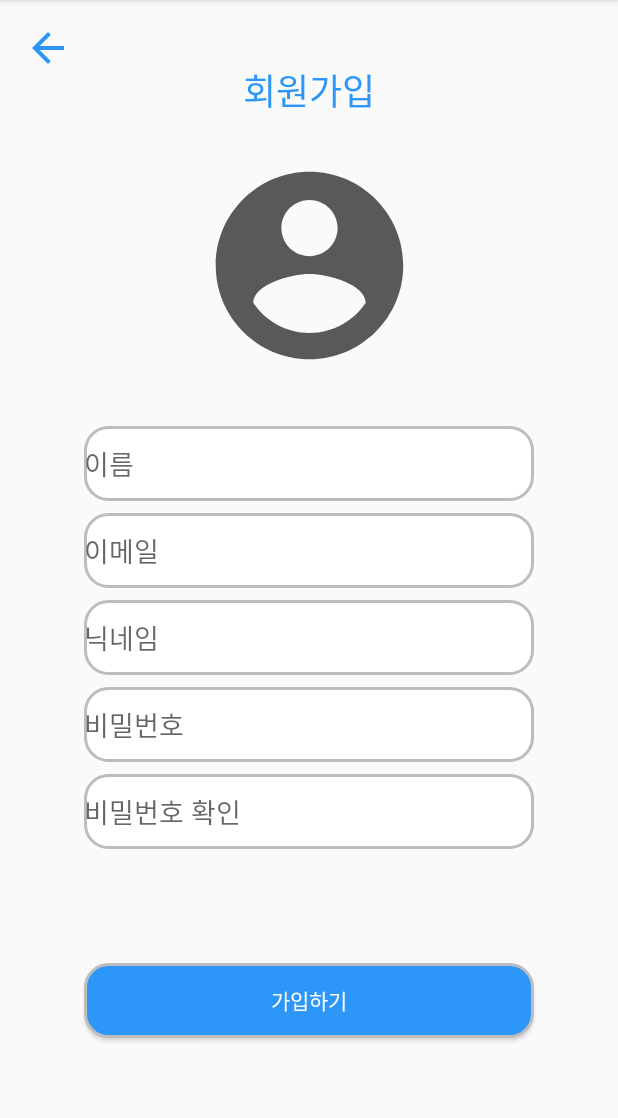
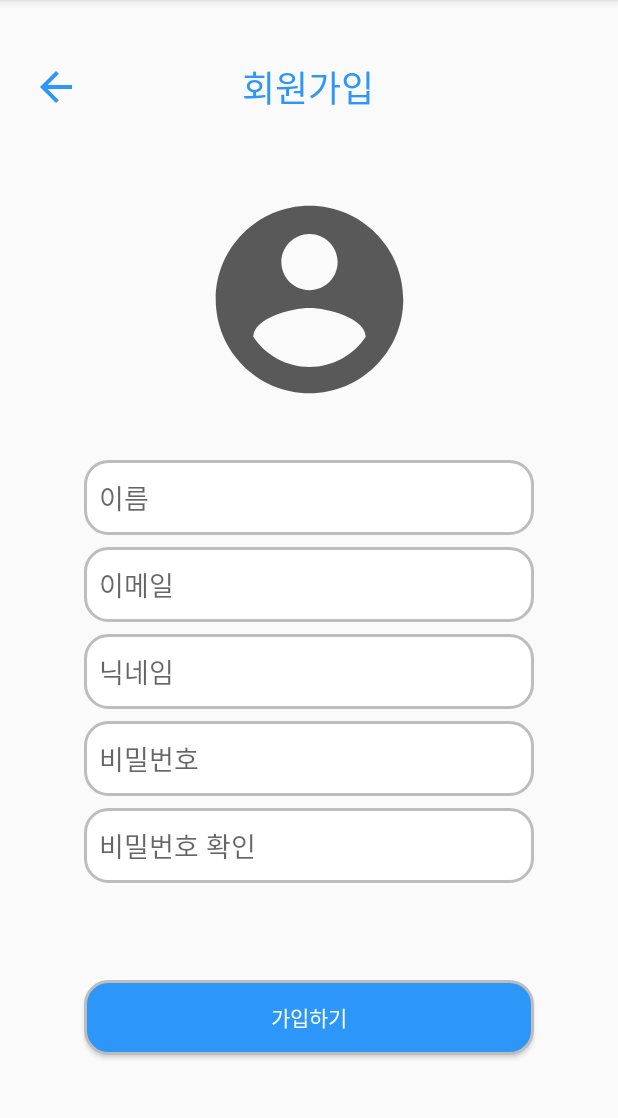
Before and after one commit to Rabbitg/hourglass, an Android app: the screen it shows after launch (RegisterActivity), after a tap on "회원가입", on a phone screen of 412 x 824 dp, the part 84-1202 px from its top. Run offline under Robolectric (Android 15) with nearby library versions, the phone set to English and light mode, and no system bars; our stand-ins replace CircleImageView, Firebase (no records; nobody signed in at launch, a user with empty details on screens opened directly).

Commit message:
fragment finish

```diff
--- a/app/src/main/AndroidManifest.xml
+++ b/app/src/main/AndroidManifest.xml
@@ -11,7 +11,8 @@
         android:theme="@style/AppTheme">
         <activity android:name=".Login.LauncherActivity">
             <intent-filter>
-                <action android:name="android.intent.action.MAIN" />
+                <action android:name="android.intent.action.MAIN"
+                    />
 
                 <category android:name="android.intent.category.LAUNCHER" />
             </intent-filter>
--- a/app/src/main/java/com/timeattack/hourglass/Fragment/HomeFragment.kt
+++ b/app/src/main/java/com/timeattack/hourglass/Fragment/HomeFragment.kt
@@ -1,11 +1,15 @@
 package com.timeattack.hourglass.Fragment
 
 import android.os.Bundle
-import androidx.fragment.app.Fragment
 import android.view.LayoutInflater
 import android.view.View
 import android.view.ViewGroup
+import androidx.activity.OnBackPressedCallback
+import androidx.fragment.app.Fragment
+import androidx.fragment.app.FragmentManager
 import com.timeattack.hourglass.R
+
+
 
 // TODO: Rename parameter arguments, choose names that match
 // the fragment initialization parameters, e.g. ARG_ITEM_NUMBER
@@ -28,6 +32,11 @@ class HomeFragment : Fragment() {
             param1 = it.getString(ARG_PARAM1)
             param2 = it.getString(ARG_PARAM2)
         }
+
+        // 프래그먼트 종료 시킬 때
+        val fragmentManager: FragmentManager = activity!!.supportFragmentManager
+        fragmentManager.beginTransaction().remove(this@HomeFragment).commit()
+        fragmentManager.popBackStack()
     }
 
     override fun onCreateView(
@@ -36,7 +45,9 @@ class HomeFragment : Fragment() {
     ): View? {
         // Inflate the layout for this fragment
         return inflater.inflate(R.layout.fragment_home, container, false)
+
     }
+
 
     companion object {
         /**
--- a/app/src/main/java/com/timeattack/hourglass/Fragment/PeopleFragment.kt
+++ b/app/src/main/java/com/timeattack/hourglass/Fragment/PeopleFragment.kt
@@ -5,6 +5,7 @@ import androidx.fragment.app.Fragment
 import android.view.LayoutInflater
 import android.view.View
 import android.view.ViewGroup
+import androidx.fragment.app.FragmentManager
 import com.timeattack.hourglass.R
 
 // TODO: Rename parameter arguments, choose names that match
@@ -28,6 +29,10 @@ class PeopleFragment : Fragment() {
             param1 = it.getString(ARG_PARAM1)
             param2 = it.getString(ARG_PARAM2)
         }
+        // 프래그먼트 종료 시킬 때
+        val fragmentManager: FragmentManager = activity!!.supportFragmentManager
+        fragmentManager.beginTransaction().remove(this@PeopleFragment).commit()
+        fragmentManager.popBackStack()
     }
 
     override fun onCreateView(
--- a/app/src/main/java/com/timeattack/hourglass/Fragment/SettingsFragment.kt
+++ b/app/src/main/java/com/timeattack/hourglass/Fragment/SettingsFragment.kt
@@ -5,6 +5,8 @@ import androidx.fragment.app.Fragment
 import android.view.LayoutInflater
 import android.view.View
 import android.view.ViewGroup
+import android.widget.Toast
+import androidx.fragment.app.FragmentManager
 import com.timeattack.hourglass.R
 
 // TODO: Rename parameter arguments, choose names that match
@@ -21,13 +23,17 @@ class SettingsFragment : Fragment() {
     // TODO: Rename and change types of parameters
     private var param1: String? = null
     private var param2: String? = null
-
+    private var lastTimeBackPressed:Long=-1500
     override fun onCreate(savedInstanceState: Bundle?) {
         super.onCreate(savedInstanceState)
         arguments?.let {
             param1 = it.getString(ARG_PARAM1)
             param2 = it.getString(ARG_PARAM2)
         }
+        // 프래그먼트 종료 시킬 때
+        val fragmentManager: FragmentManager = activity!!.supportFragmentManager
+        fragmentManager.beginTransaction().remove(this@SettingsFragment).commit()
+        fragmentManager.popBackStack()
     }
 
     override fun onCreateView(
@@ -37,6 +43,7 @@ class SettingsFragment : Fragment() {
         // Inflate the layout for this fragment
         return inflater.inflate(R.layout.fragment_settings, container, false)
     }
+
 
     companion object {
         /**
--- a/app/src/main/java/com/timeattack/hourglass/Login/LoginActivity.kt
+++ b/app/src/main/java/com/timeattack/hourglass/Login/LoginActivity.kt
@@ -1,6 +1,7 @@
 package com.timeattack.hourglass.Login
 
 import android.content.Intent
+import android.content.pm.ActivityInfo
 import androidx.appcompat.app.AppCompatActivity
 import android.os.Bundle
 import android.util.Log
--- a/app/src/main/java/com/timeattack/hourglass/MainActivity.kt
+++ b/app/src/main/java/com/timeattack/hourglass/MainActivity.kt
@@ -1,8 +1,8 @@
 package com.timeattack.hourglass
 
 import android.content.Intent
+import android.os.Bundle
 import androidx.appcompat.app.AppCompatActivity
-import android.os.Bundle
 import androidx.fragment.app.Fragment
 import com.google.firebase.auth.FirebaseAuth
 import com.timeattack.hourglass.Fragment.HomeFragment
@@ -11,10 +11,13 @@ import com.timeattack.hourglass.Fragment.SettingsFragment
 import com.timeattack.hourglass.Login.LoginActivity
 import kotlinx.android.synthetic.main.activity_main.*
 
+
 class MainActivity : AppCompatActivity() {
 
     private lateinit var auth: FirebaseAuth
-    private val TAG : String = "MainActivity"
+    private val TAG: String = "MainActivity"
+    private final var FINISH_INTERVAL_TIME: Long = 2000
+    private var backPressedTime: Long = 0
 
     override fun onCreate(savedInstanceState: Bundle?) {
         super.onCreate(savedInstanceState)
@@ -22,26 +25,27 @@ class MainActivity : AppCompatActivity() {
         // Firebase
         auth = FirebaseAuth.getInstance()
 
+
         // 하단메뉴바
         title = resources.getString(R.string.home)
         loadFragment(HomeFragment())
 
         navigationView.setOnNavigationItemSelectedListener {
-            when(it.itemId){
-                R.id.navigation_home-> {
-                    title=resources.getString(R.string.home)
+            when (it.itemId) {
+                R.id.navigation_home -> {
+                    title = resources.getString(R.string.home)
                     loadFragment(HomeFragment())
                     return@setOnNavigationItemSelectedListener true
                 }
 
-                R.id.navigation_people-> {
-                    title=resources.getString(R.string.people)
+                R.id.navigation_people -> {
+                    title = resources.getString(R.string.people)
                     loadFragment(PeopleFragment())
                     return@setOnNavigationItemSelectedListener true
                 }
 
-                R.id.navigation_view-> {
-                    title=resources.getString(R.string.settings)
+                R.id.navigation_view -> {
+                    title = resources.getString(R.string.settings)
                     loadFragment(SettingsFragment())
                     return@setOnNavigationItemSelectedListener true
                 }
@@ -52,7 +56,7 @@ class MainActivity : AppCompatActivity() {
         // 로그아웃
         bt_logout.setOnClickListener {
             auth.signOut()
-            val intent = Intent(this,LoginActivity::class.java)
+            val intent = Intent(this, LoginActivity::class.java)
             startActivity(intent)
             finish()
         }
@@ -66,4 +70,7 @@ class MainActivity : AppCompatActivity() {
         transaction.addToBackStack(null)
         transaction.commit()
     }
+
+
+
 }
--- a/app/src/main/res/layout/activity_login.xml
+++ b/app/src/main/res/layout/activity_login.xml
@@ -24,6 +24,7 @@
         android:layout_width="205dp"
         android:layout_height="52dp"
         android:background="@drawable/radius"
+        android:padding="10dp"
         android:gravity="start|center"
         android:hint="@string/id"
         android:inputType="textEmailAddress"
@@ -84,6 +85,7 @@
         android:layout_marginTop="24dp"
         android:background="@drawable/radius"
         android:gravity="start|center"
+        android:padding="10dp"
         android:hint="@string/password"
         android:inputType="textPassword"
         android:textAlignment="viewStart"
@@ -124,42 +126,42 @@
         android:layout_width="wrap_content"
         android:layout_height="wrap_content"
         android:orientation="vertical"
-        app:layout_constraintGuide_begin="94dp" />
+        app:layout_constraintGuide_percent="0.22871046" />
 
     <androidx.constraintlayout.widget.Guideline
         android:id="@+id/guideline2"
         android:layout_width="wrap_content"
         android:layout_height="wrap_content"
         android:orientation="vertical"
-        app:layout_constraintGuide_end="93dp" />
+        app:layout_constraintGuide_percent="0.77372265" />
 
     <androidx.constraintlayout.widget.Guideline
         android:id="@+id/guideline3"
         android:layout_width="wrap_content"
         android:layout_height="wrap_content"
         android:orientation="horizontal"
-        app:layout_constraintGuide_begin="305dp" />
+        app:layout_constraintGuide_percent="0.41723666" />
 
     <androidx.constraintlayout.widget.Guideline
         android:id="@+id/guideline4"
         android:layout_width="wrap_content"
         android:layout_height="wrap_content"
         android:orientation="horizontal"
-        app:layout_constraintGuide_end="181dp" />
+        app:layout_constraintGuide_percent="0.75239396" />
 
     <androidx.constraintlayout.widget.Guideline
         android:id="@+id/guideline5"
         android:layout_width="wrap_content"
         android:layout_height="wrap_content"
         android:orientation="horizontal"
-        app:layout_constraintGuide_end="265dp" />
+        app:layout_constraintGuide_percent="0.63885087" />
 
     <androidx.constraintlayout.widget.Guideline
         android:id="@+id/guideline6"
         android:layout_width="wrap_content"
         android:layout_height="wrap_content"
         android:orientation="horizontal"
-        app:layout_constraintGuide_end="222dp" />
+        app:layout_constraintGuide_percent="0.6976744" />
 
 
 </androidx.constraintlayout.widget.ConstraintLayout>
--- a/app/src/main/res/layout/activity_main.xml
+++ b/app/src/main/res/layout/activity_main.xml
@@ -22,6 +22,7 @@
             app:itemTextColor="@color/white"
             app:menu="@menu/bottom_navigation_menu"
             />
+
     </FrameLayout>
 
     <TextView
--- a/app/src/main/res/layout/activity_register.xml
+++ b/app/src/main/res/layout/activity_register.xml
@@ -7,18 +7,19 @@
     tools:context=".Login.RegisterActivity">
     <!-- 공백 주석임
               &#160;&#160;&#160; -->
+
     <TextView
         android:id="@+id/textView"
         android:layout_width="wrap_content"
         android:layout_height="wrap_content"
-        android:layout_marginTop="50dp"
         android:text="@string/registerTextView"
         android:textColor="@color/colorBlue"
         android:textSize="24sp"
-        app:layout_constraintBottom_toTopOf="@+id/selectPhoto_button_register"
-        app:layout_constraintEnd_toEndOf="parent"
-        app:layout_constraintStart_toStartOf="parent"
-        app:layout_constraintTop_toTopOf="parent" />
+        app:layout_constraintBottom_toTopOf="@+id/guideline8"
+        app:layout_constraintEnd_toStartOf="@+id/guideline10"
+        app:layout_constraintHorizontal_bias="0.498"
+        app:layout_constraintStart_toStartOf="@+id/guideline11"
+        app:layout_constraintTop_toTopOf="@+id/guideline12" />
 
     <de.hdodenhof.circleimageview.CircleImageView
         android:id="@+id/selectPhoto_imageview_register"
@@ -34,105 +35,96 @@
         android:id="@+id/selectPhoto_button_register"
         android:layout_width="150dp"
         android:layout_height="150dp"
-        android:layout_marginTop="24dp"
-        android:layout_marginBottom="524dp"
-        app:layout_constraintBottom_toBottomOf="parent"
-        app:layout_constraintEnd_toEndOf="parent"
-        app:layout_constraintStart_toStartOf="parent"
-        app:layout_constraintTop_toBottomOf="@+id/textView"
+        app:layout_constraintBottom_toTopOf="@+id/guideline9"
+        app:layout_constraintEnd_toStartOf="@+id/guideline10"
+        app:layout_constraintHorizontal_bias="0.501"
+        app:layout_constraintStart_toStartOf="@+id/guideline11"
+        app:layout_constraintTop_toTopOf="@+id/guideline8"
         app:srcCompat="@drawable/account" />
 
     <EditText
         android:id="@+id/nameRegisterEtv"
         android:layout_width="300dp"
         android:layout_height="50dp"
-        android:layout_marginStart="70dp"
-        android:layout_marginTop="32dp"
-        android:layout_marginEnd="70dp"
         android:background="@drawable/radius"
         android:gravity="start|center"
         android:hint="@string/name"
         android:inputType="textPersonName"
         android:textAlignment="viewStart"
         android:typeface="sans"
-        app:layout_constraintEnd_toEndOf="parent"
-        app:layout_constraintStart_toStartOf="parent"
-        app:layout_constraintTop_toBottomOf="@+id/selectPhoto_button_register" />
+        android:padding="10dp"
+        app:layout_constraintEnd_toStartOf="@+id/guideline10"
+        app:layout_constraintStart_toStartOf="@+id/guideline11"
+        app:layout_constraintTop_toTopOf="@+id/guideline9" />
 
     <EditText
         android:id="@+id/emailRegisterEtv"
         android:layout_width="300dp"
         android:layout_height="50dp"
-        android:layout_marginStart="70dp"
         android:layout_marginTop="8dp"
-        android:layout_marginEnd="70dp"
         android:background="@drawable/radius"
         android:gravity="start|center"
         android:hint="@string/email"
+        android:padding="10dp"
         android:inputType="textEmailAddress"
         android:textAlignment="viewStart"
         android:typeface="sans"
-        app:layout_constraintEnd_toEndOf="parent"
-        app:layout_constraintStart_toStartOf="parent"
+        app:layout_constraintEnd_toStartOf="@+id/guideline10"
+        app:layout_constraintStart_toStartOf="@+id/guideline11"
         app:layout_constraintTop_toBottomOf="@+id/nameRegisterEtv" />
 
     <EditText
         android:id="@+id/nickNameRegisterEtv"
         android:layout_width="300dp"
         android:layout_height="50dp"
-        android:layout_marginStart="70dp"
         android:layout_marginTop="8dp"
-        android:layout_marginEnd="70dp"
         android:background="@drawable/radius"
         android:gravity="start|center"
         android:hint="@string/nickname"
+        android:padding="10dp"
         android:inputType="textEmailAddress"
         android:textAlignment="viewStart"
         android:typeface="sans"
-        app:layout_constraintEnd_toEndOf="parent"
-        app:layout_constraintStart_toStartOf="parent"
+        app:layout_constraintEnd_toStartOf="@+id/guideline10"
+        app:layout_constraintStart_toStartOf="@+id/guideline11"
         app:layout_constraintTop_toBottomOf="@+id/emailRegisterEtv" />
 
     <EditText
         android:id="@+id/pwRegisterEtv"
         android:layout_width="300dp"
         android:layout_height="50dp"
-        android:layout_marginStart="70dp"
         android:layout_marginTop="8dp"
-        android:layout_marginEnd="70dp"
         android:background="@drawable/radius"
+        android:padding="10dp"
         android:gravity="start|center"
         android:hint="@string/pwRegisterEtv"
         android:inputType="textPassword"
         android:textAlignment="viewStart"
         android:typeface="sans"
-        app:layout_constraintEnd_toEndOf="parent"
-        app:layout_constraintStart_toStartOf="parent"
+        app:layout_constraintEnd_toStartOf="@+id/guideline10"
+        app:layout_constraintStart_toStartOf="@+id/guideline11"
         app:layout_constraintTop_toBottomOf="@+id/nickNameRegisterEtv" />
 
     <EditText
         android:id="@+id/pwCheckRegisterEtv"
         android:layout_width="300dp"
         android:layout_height="50dp"
-        android:layout_marginStart="70dp"
         android:layout_marginTop="8dp"
-        android:layout_marginEnd="70dp"
+        android:padding="10dp"
         android:background="@drawable/radius"
         android:gravity="start|center"
         android:hint="@string/pwCheckEtv"
         android:inputType="textPassword"
         android:textAlignment="viewStart"
         android:typeface="sans"
-        app:layout_constraintEnd_toEndOf="parent"
-        app:layout_constraintStart_toStartOf="parent"
+        app:layout_constraintEnd_toStartOf="@+id/guideline10"
+        app:layout_constraintStart_toStartOf="@+id/guideline11"
         app:layout_constraintTop_toBottomOf="@+id/pwRegisterEtv" />
 
     <Button
         android:id="@+id/registerButton"
         android:layout_width="300dp"
         android:layout_height="50dp"
-        android:layout_marginStart="70dp"
-        android:layout_marginEnd="70dp"
         android:background="@drawable/login_radius"
         android:gravity="start|center"
         android:text="@string/registerButton"
@@ -140,8 +132,8 @@
         android:textColor="@color/white"
         android:typeface="sans"
         app:layout_constraintBottom_toBottomOf="parent"
-        app:layout_constraintEnd_toEndOf="parent"
-        app:layout_constraintStart_toStartOf="parent"
+        app:layout_constraintEnd_toStartOf="@+id/guideline10"
+        app:layout_constraintStart_toStartOf="@+id/guideline11"
         app:layout_constraintTop_toBottomOf="@+id/pwCheckRegisterEtv" />
 
     <ImageView
@@ -149,10 +141,46 @@
         android:layout_width="32dp"
         android:layout_height="32dp"
         android:layout_marginStart="16dp"
-        android:layout_marginTop="16dp"
+        app:layout_constraintBottom_toTopOf="@+id/guideline8"
+        app:layout_constraintEnd_toStartOf="@+id/guideline11"
         app:layout_constraintStart_toStartOf="parent"
-        app:layout_constraintTop_toTopOf="parent"
+        app:layout_constraintTop_toTopOf="@+id/guideline12"
         app:srcCompat="@drawable/back_button" />
+
+    <androidx.constraintlayout.widget.Guideline
+        android:id="@+id/guideline8"
+        android:layout_width="wrap_content"
+        android:layout_height="wrap_content"
+        android:orientation="horizontal"
+        app:layout_constraintGuide_percent="0.12" />
+
+    <androidx.constraintlayout.widget.Guideline
+        android:id="@+id/guideline12"
+        android:layout_width="wrap_content"
+        android:layout_height="wrap_content"
+        android:orientation="horizontal"
+        app:layout_constraintGuide_percent="0.03" />
+
+    <androidx.constraintlayout.widget.Guideline
+        android:id="@+id/guideline9"
+        android:layout_width="wrap_content"
+        android:layout_height="wrap_content"
+        android:orientation="horizontal"
+        app:layout_constraintGuide_percent="0.3994528" />
+
+    <androidx.constraintlayout.widget.Guideline
+        android:id="@+id/guideline10"
+        android:layout_width="wrap_content"
+        android:layout_height="wrap_content"
+        android:orientation="vertical"
+        app:layout_constraintGuide_percent="0.86" />
+
+    <androidx.constraintlayout.widget.Guideline
+        android:id="@+id/guideline11"
+        android:layout_width="wrap_content"
+        android:layout_height="wrap_content"
+        android:orientation="vertical"
+        app:layout_constraintGuide_percent="0.14" />
 
 
 </androidx.constraintlayout.widget.ConstraintLayout>
--- a/app/src/main/res/layout/fragment_home.xml
+++ b/app/src/main/res/layout/fragment_home.xml
@@ -1,5 +1,6 @@
 <?xml version="1.0" encoding="utf-8"?>
 <RelativeLayout
+    android:id="@+id/fragment_home"
     xmlns:android="http://schemas.android.com/apk/res/android"
     xmlns:tools="http://schemas.android.com/tools"
     android:layout_width="match_parent"
```
